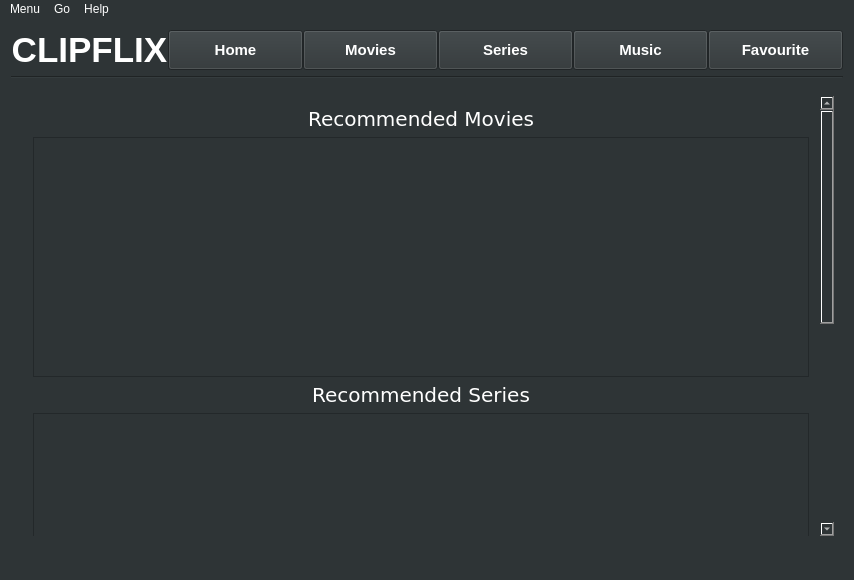
First picture: the form in ClipFlix/mainwindow.ui, repository andralves717/IHC_Clipflix, before the edit.
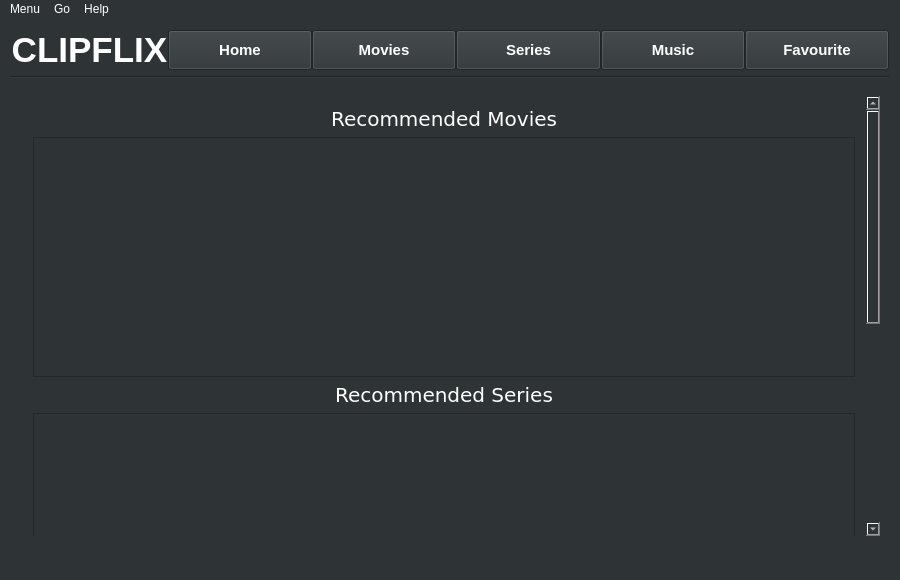
Second picture: the form after the edit. Icons and pictures are not drawn.

What changed in the file:
```diff
--- a/ClipFlix/mainwindow.ui
+++ b/ClipFlix/mainwindow.ui
@@ -6,13 +6,13 @@
    <rect>
     <x>0</x>
     <y>0</y>
-    <width>854</width>
+    <width>900</width>
     <height>580</height>
    </rect>
   </property>
   <property name="minimumSize">
    <size>
-    <width>854</width>
+    <width>900</width>
     <height>580</height>
    </size>
   </property>
@@ -247,7 +247,7 @@
             <rect>
              <x>0</x>
              <y>0</y>
-             <width>804</width>
+             <width>850</width>
              <height>840</height>
             </rect>
            </property>
@@ -542,7 +542,7 @@
     <rect>
      <x>0</x>
      <y>0</y>
-     <width>854</width>
+     <width>900</width>
      <height>22</height>
     </rect>
    </property>
```
Left out of the diff: 3 changed lines with no effect on the pictures.
